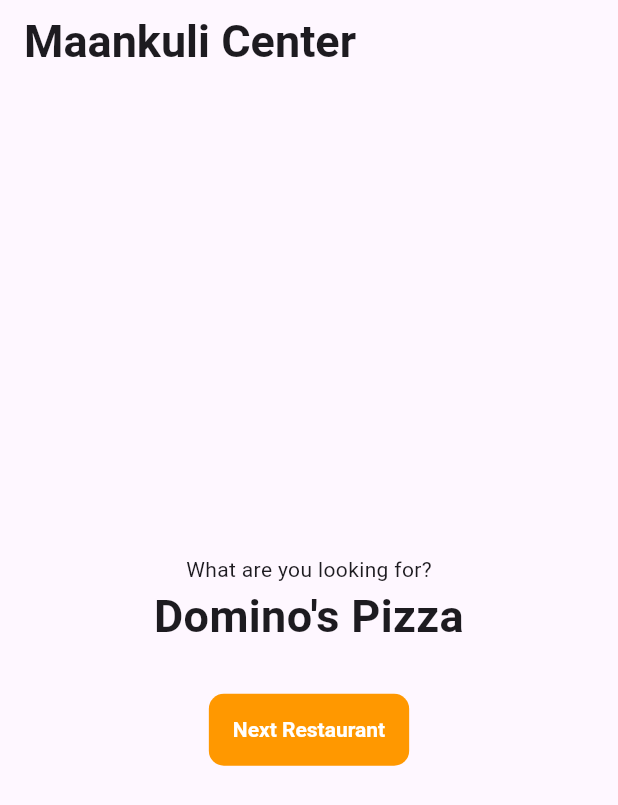
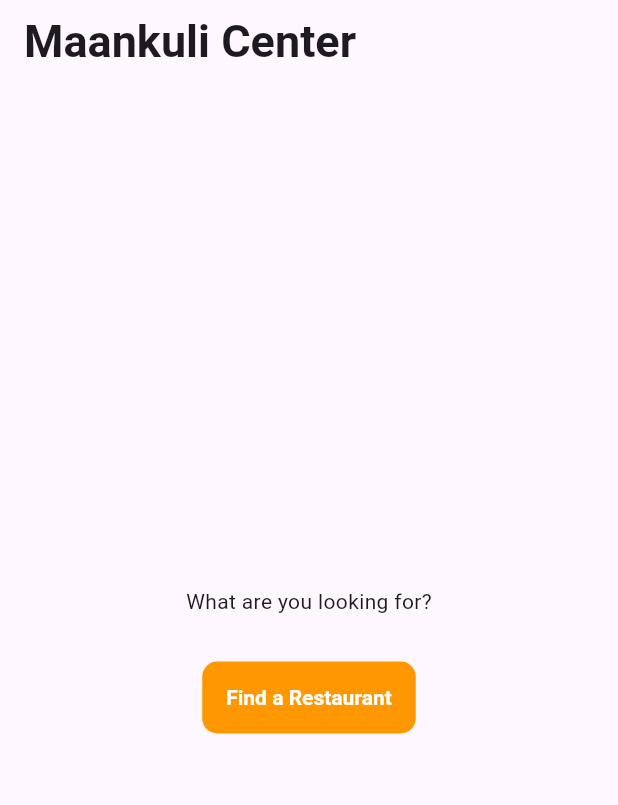
Before and after one commit to divin3circle/30_Days_of_Flutter----, a Flutter app: the screen it shows after launch, on a phone screen of 412 x 824 dp. Shown: the top 805 px of the screen. Run offline on Flutter 3.47's test engine with Material 3 defaults, Android fonts, the phone set to English and light mode, and no system bars.

Commit message:
finished app

```diff
--- a/Day-1/restaurant_app/lib/main.dart
+++ b/Day-1/restaurant_app/lib/main.dart
@@ -73,7 +73,7 @@ class _MyAppState extends State<MyApp> {
     'California Pizza Kitchen',
     'Uno Pizzeria & Grill'
   ];
-  int currentIndex = 5;
+  int currentIndex = 99;
   void updateIndex() {
     final random = Random();
     final index = random.nextInt(restaurants.length);
@@ -98,11 +98,13 @@ class _MyAppState extends State<MyApp> {
           mainAxisAlignment: MainAxisAlignment.center,
           children: [
             const Text('What are you looking for?'),
-            Text(
-              restaurants[currentIndex],
-              style: const TextStyle(fontSize: 30, fontWeight: FontWeight.bold),
-              textAlign: TextAlign.center,
-            ),
+            if (currentIndex != 99)
+              Text(
+                restaurants[currentIndex],
+                style:
+                    const TextStyle(fontSize: 30, fontWeight: FontWeight.bold),
+                textAlign: TextAlign.center,
+              ),
             const SizedBox(
               height: 30,
             ),
@@ -116,9 +118,9 @@ class _MyAppState extends State<MyApp> {
                     borderRadius: BorderRadius.circular(10.0),
                   ),
                 ),
-                child: const Text(
-                  'Next Restaurant',
-                  style: TextStyle(
+                child: Text(
+                  currentIndex == 99 ? 'Find a Restaurant' : 'Next Restaurant',
+                  style: const TextStyle(
                       color: Colors.white, fontWeight: FontWeight.bold),
                 )),
           ],
```
